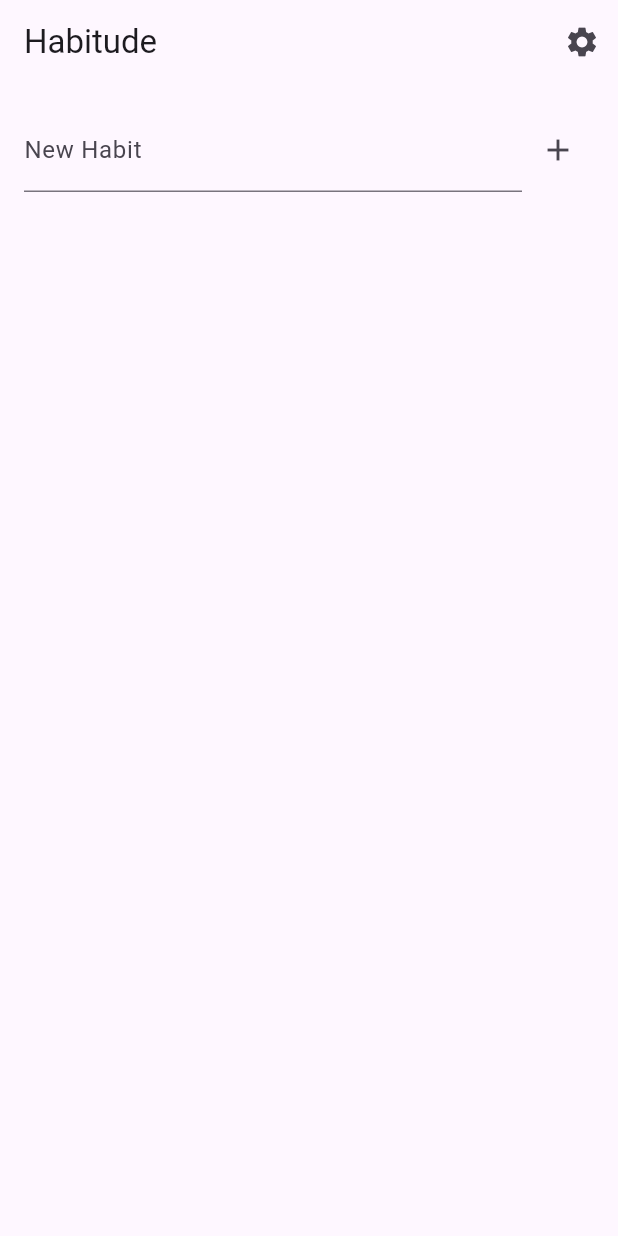
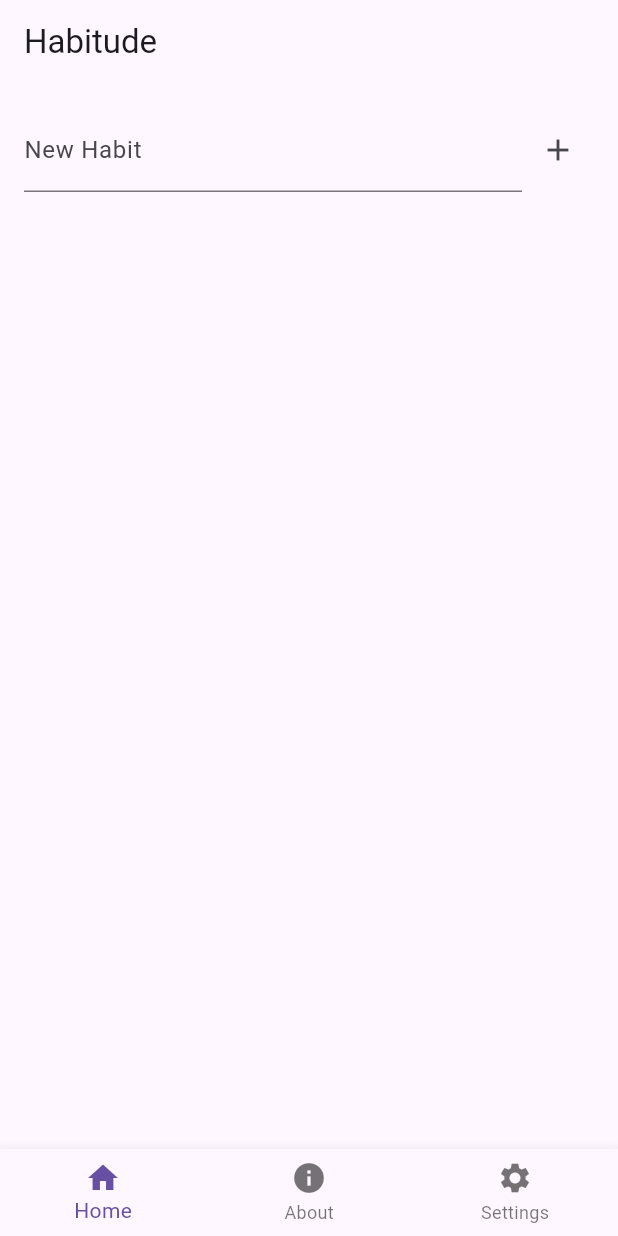
Before and after one commit to natijeenjoyer/habittracker_crossplat, a Flutter app: the screen it shows after launch, on a phone screen of 412 x 824 dp. Run offline on Flutter 3.47's test engine with Material 3 defaults, Android fonts, the phone set to English and light mode, and no system bars.

Commit message:
navigation bar

```diff
--- a/lib/main.dart
+++ b/lib/main.dart
@@ -2,6 +2,8 @@ import 'package:flutter/material.dart';
 import 'package:provider/provider.dart';
 import 'theme_notifier.dart';
 import 'pages/habit_home.dart';
+import 'pages/settings_page.dart';
+import 'pages/about_page.dart'; // <--- Add this import
 
 void main() {
   runApp(ChangeNotifierProvider(
@@ -20,7 +22,12 @@ class HabitudeApp extends StatelessWidget {
       title: 'Habitude',
       theme: themeNotifier.currentTheme,
       debugShowCheckedModeBanner: false,
-      home: const HabitHomePage(),
+      initialRoute: '/',
+      routes: {
+        '/': (context) => const HabitHomePage(),
+        '/settings': (context) => const SettingsPage(),
+        '/about': (context) => const AboutPage(),
+      },
     );
   }
 }
--- a/lib/pages/habit_home.dart
+++ b/lib/pages/habit_home.dart
@@ -1,5 +1,4 @@
 import 'package:flutter/material.dart';
-import 'settings_page.dart';
 
 class HabitHomePage extends StatefulWidget {
   const HabitHomePage({super.key});
@@ -12,6 +11,9 @@ class _HabitHomePageState extends State<HabitHomePage> {
   final List<String> habits = [];
   final List<bool> isChecked = [];
   final TextEditingController habitController = TextEditingController();
+  int _selectedIndex = 0;
+
+  final List<String> routeNames = ['/', '/about', '/settings'];
 
   void _addHabit() {
     final habit = habitController.text.trim();
@@ -24,23 +26,15 @@ class _HabitHomePageState extends State<HabitHomePage> {
     }
   }
 
+  void _onItemTapped(int index) {
+    if (index == 0) return; // Already on Home
+    Navigator.pushNamed(context, routeNames[index]);
+  }
+
   @override
   Widget build(BuildContext context) {
     return Scaffold(
-      appBar: AppBar(
-        title: const Text('Habitude'),
-        actions: [
-          IconButton(
-            icon: const Icon(Icons.settings),
-            onPressed: () {
-              Navigator.push(
-                context,
-                MaterialPageRoute(builder: (context) => const SettingsPage()),
-              );
-            },
-          ),
-        ],
-      ),
+      appBar: AppBar(title: const Text('Habitude')),
       body: Padding(
         padding: const EdgeInsets.all(16.0),
         child: Column(
@@ -79,6 +73,15 @@ class _HabitHomePageState extends State<HabitHomePage> {
           ],
         ),
       ),
+      bottomNavigationBar: BottomNavigationBar(
+        currentIndex: _selectedIndex,
+        onTap: _onItemTapped,
+        items: const [
+          BottomNavigationBarItem(icon: Icon(Icons.home), label: 'Home'),
+          BottomNavigationBarItem(icon: Icon(Icons.info), label: 'About'),
+          BottomNavigationBarItem(icon: Icon(Icons.settings), label: 'Settings'),
+        ],
+      ),
     );
   }
 }
```
Also changed, not shown: lib/pages/about_page.dart (added, +24 -0 lines), 1 other file.
